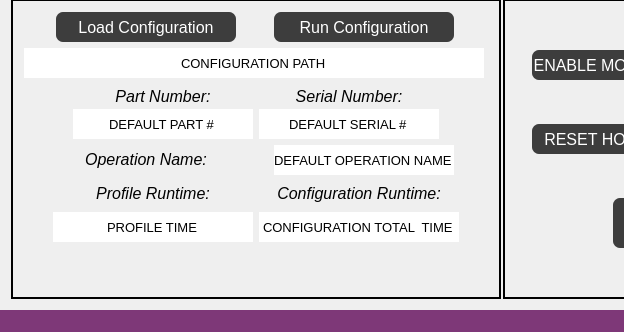
Old version of the form src/ECM_gui/ECM_controller_gui.ui in the repository dmherrington/ECM-Control-System; both pictures show x 0 to 624 and y 675 to 1007 of the 1040 by 1007 pixel window.
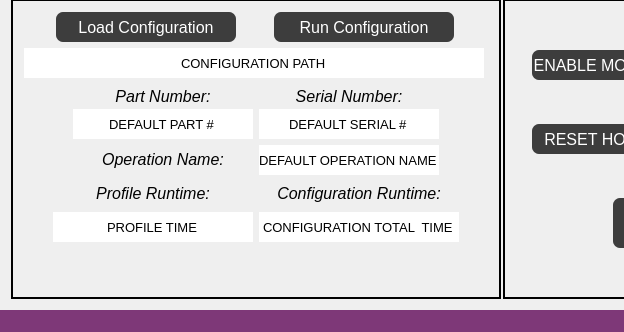
New version of the form. Custom widgets are drawn as their Qt base class.

Patch:
```diff
--- a/src/ECM_gui/ECM_controller_gui.ui
+++ b/src/ECM_gui/ECM_controller_gui.ui
@@ -485,7 +485,20 @@
         </layout>
        </item>
        <item row="2" column="0">
-        <layout class="QHBoxLayout" name="horizontalLayout_9">
+        <layout class="QHBoxLayout" name="horizontalLayout_6">
+         <item>
+          <spacer name="horizontalSpacer_8">
+           <property name="orientation">
+            <enum>Qt::Horizontal</enum>
+           </property>
+           <property name="sizeHint" stdset="0">
+            <size>
+             <width>20</width>
+             <height>20</height>
+            </size>
+           </property>
+          </spacer>
+         </item>
          <item>
           <widget class="QLabel" name="label_OperationName">
            <property name="sizePolicy">
@@ -558,6 +571,19 @@
            </property>
           </widget>
          </item>
+         <item>
+          <spacer name="horizontalSpacer_7">
+           <property name="orientation">
+            <enum>Qt::Horizontal</enum>
+           </property>
+           <property name="sizeHint" stdset="0">
+            <size>
+             <width>20</width>
+             <height>20</height>
+            </size>
+           </property>
+          </spacer>
+         </item>
         </layout>
        </item>
        <item row="3" column="0">
```
